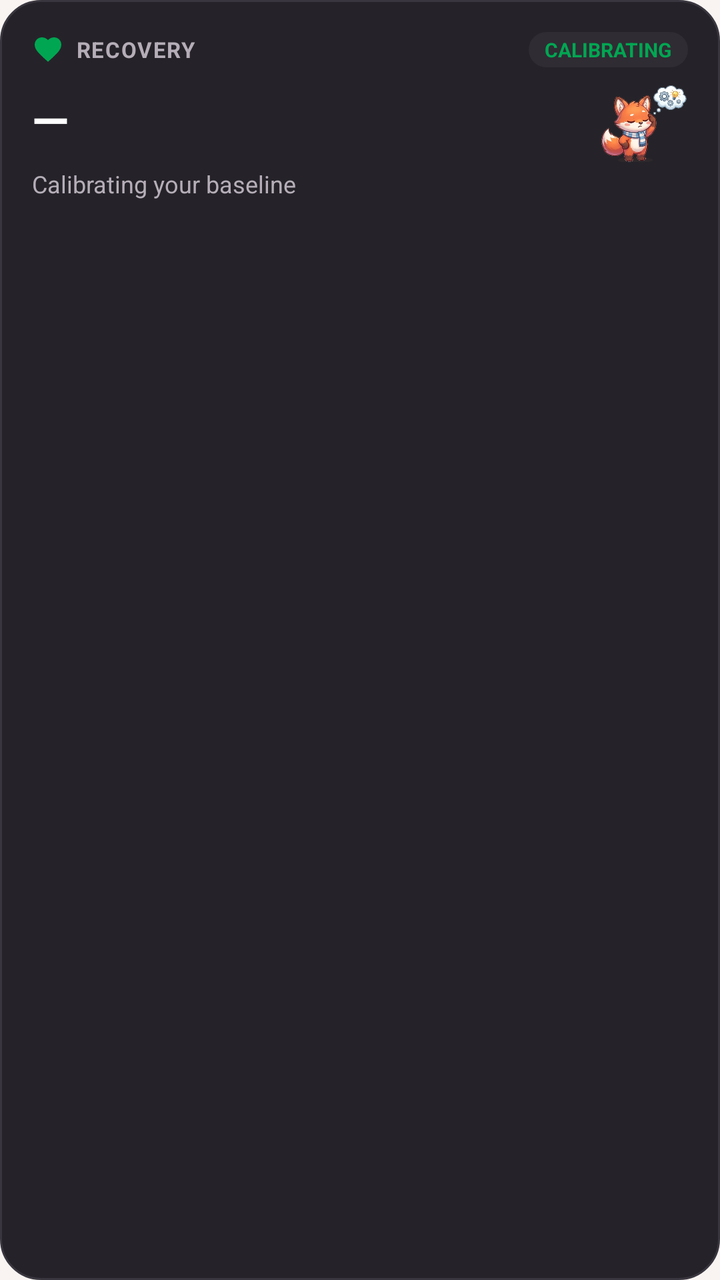
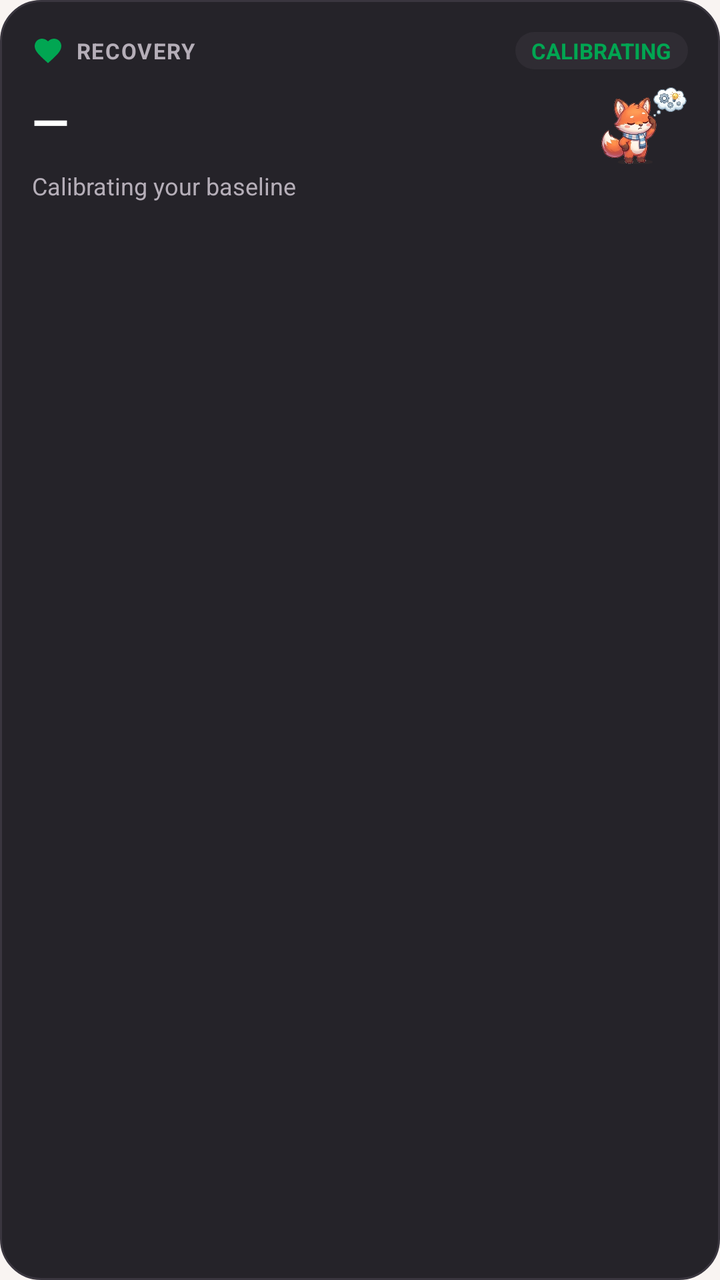

The first picture is an Android layout as it rendered before a commit; the second is the same layout after the commit. The layout source and the unified diff follow.
<!-- AndroidManifest.xml: application theme Theme.Hangry -->
<!-- res/layout/widget_recovery.xml -->
<?xml version="1.0" encoding="utf-8"?>
<LinearLayout xmlns:android="http://schemas.android.com/apk/res/android"
    android:id="@+id/widget_recovery_root"
    android:layout_width="match_parent"
    android:layout_height="match_parent"
    android:background="@drawable/bg_widget_surface"
    android:orientation="vertical"
    android:padding="16dp">

    
    <LinearLayout
        android:layout_width="match_parent"
        android:layout_height="wrap_content"
        android:gravity="center_vertical"
        android:orientation="horizontal">

        <ImageView
            android:layout_width="16dp"
            android:layout_height="16dp"
            android:src="@drawable/ic_widget_heart"
            android:contentDescription="@null" />

        <TextView
            android:layout_width="0dp"
            android:layout_height="wrap_content"
            android:layout_marginStart="6dp"
            android:layout_weight="1"
            android:text="RECOVERY"
            android:textColor="#B5AEB8"
            android:textSize="11sp"
            android:textStyle="bold"
            android:letterSpacing="0.05" />

        <TextView
            android:id="@+id/tv_recovery_badge"
            android:layout_width="wrap_content"
            android:layout_height="wrap_content"
            android:background="@drawable/bg_widget_chip"
            android:paddingHorizontal="8dp"
            android:paddingVertical="2dp"
            android:text="CALIBRATING"
            android:textColor="#01A652"
            android:textSize="10sp"
            android:textStyle="bold" />
    </LinearLayout>

    
    <LinearLayout
        android:layout_width="match_parent"
        android:layout_height="wrap_content"
        android:layout_marginTop="4dp"
        android:gravity="center_vertical"
        android:orientation="horizontal">

        <TextView
            android:id="@+id/tv_recovery_score"
            android:layout_width="0dp"
            android:layout_height="wrap_content"
            android:layout_weight="1"
            android:text="—"
            android:textColor="#FFFFFF"
            android:textSize="24sp"
            android:textStyle="bold" />

        <ImageView
            android:id="@+id/iv_recovery_dash"
            android:layout_width="44dp"
            android:layout_height="44dp"
            android:src="@drawable/dash_mood_thinking"
            android:contentDescription="@null" />
    </LinearLayout>

    
    <TextView
        android:id="@+id/tv_recovery_subtitle"
        android:layout_width="wrap_content"
        android:layout_height="wrap_content"
        android:layout_marginTop="2dp"
        android:ellipsize="end"
        android:maxLines="1"
        android:text="Calibrating your baseline"
        android:textColor="#B5AEB8"
        android:textSize="12sp" />
</LinearLayout>
<!-- resources referenced by this layout -->
<resources>
  <!-- drawable bg_widget_chip (drawable) -->
  <?xml version="1.0" encoding="utf-8"?>
  <shape xmlns:android="http://schemas.android.com/apk/res/android"
      android:shape="rectangle">
      <solid android:color="#2F2C33" />
      <corners android:radius="12dp" />
  </shape>
  <!-- drawable bg_widget_surface (drawable) -->
  <?xml version="1.0" encoding="utf-8"?>
  <shape xmlns:android="http://schemas.android.com/apk/res/android"
      android:shape="rectangle">
      <solid android:color="#252329" />
      <corners android:radius="20dp" />
      <stroke
          android:width="1dp"
          android:color="#3A363F" />
  </shape>
  <!-- drawable dash_mood_thinking: webp bitmap (drawable-nodpi, 33888 bytes) -->
  <!-- drawable ic_widget_heart (drawable) -->
  <vector xmlns:android="http://schemas.android.com/apk/res/android"
      android:width="24dp"
      android:height="24dp"
      android:viewportWidth="24"
      android:viewportHeight="24">
      <path
          android:fillColor="#01A652"
          android:pathData="M12,21.35l-1.45,-1.32C5.4,15.36 2,12.28 2,8.5 2,5.42 4.42,3 7.5,3c1.74,0 3.41,0.81 4.5,2.09C13.09,3.81 14.76,3 16.5,3 19.58,3 22,5.42 22,8.5c0,3.78 -3.4,6.86 -8.55,11.54L12,21.35z" />
  </vector>
  <style name="Theme.Hangry" parent="android:Theme.Material.NoActionBar">
          <item name="android:windowBackground">@color/brand_cream</item>
          <item name="android:statusBarColor">@android:color/transparent</item>
          <item name="android:navigationBarColor">@android:color/transparent</item>
          <item name="android:windowLightStatusBar">true</item>
          <item name="android:windowLightNavigationBar">true</item>
      </style>
  <color name="brand_cream">#FFF9F4F2</color>
</resources>

<!-- the commit's change to res/layout/widget_recovery.xml (unified diff, before → after) -->
@@ -40,7 +40,7 @@
             android:paddingVertical="2dp"
             android:text="CALIBRATING"
             android:textColor="#01A652"
-            android:textSize="10sp"
+            android:textSize="11sp"
             android:textStyle="bold" />
     </LinearLayout>
 
